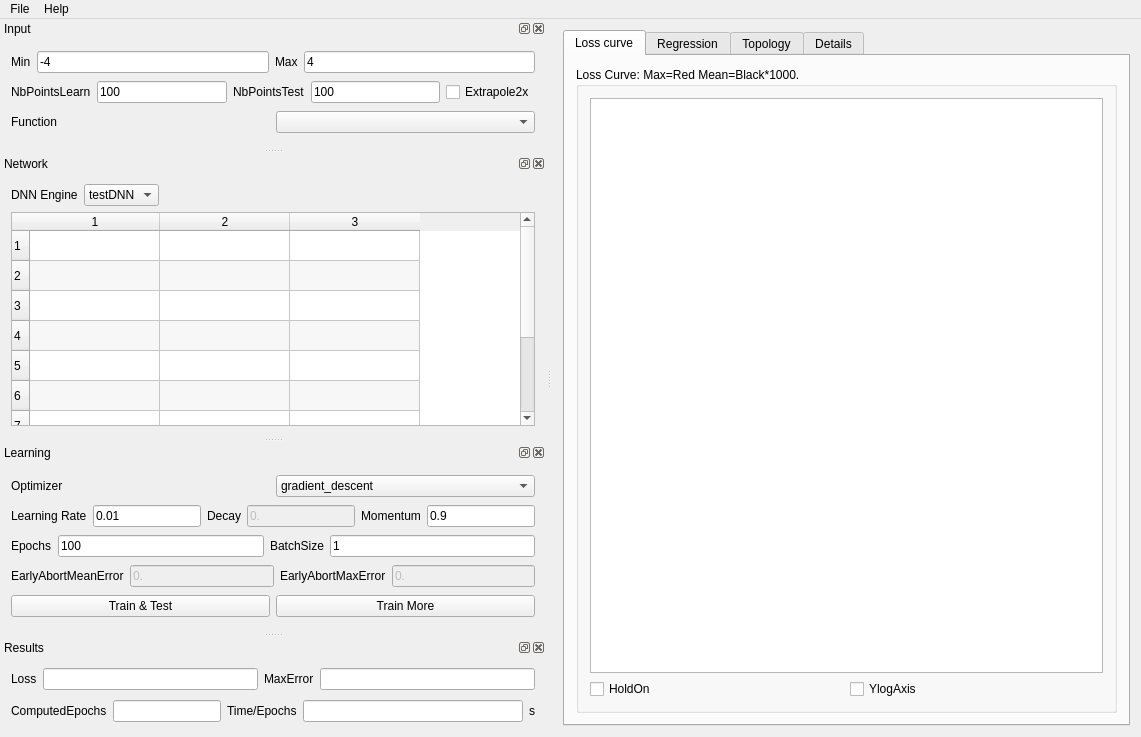
edeforas/BeeDNN, file src/DNNLab/mainwindow.ui: the form before one commit.
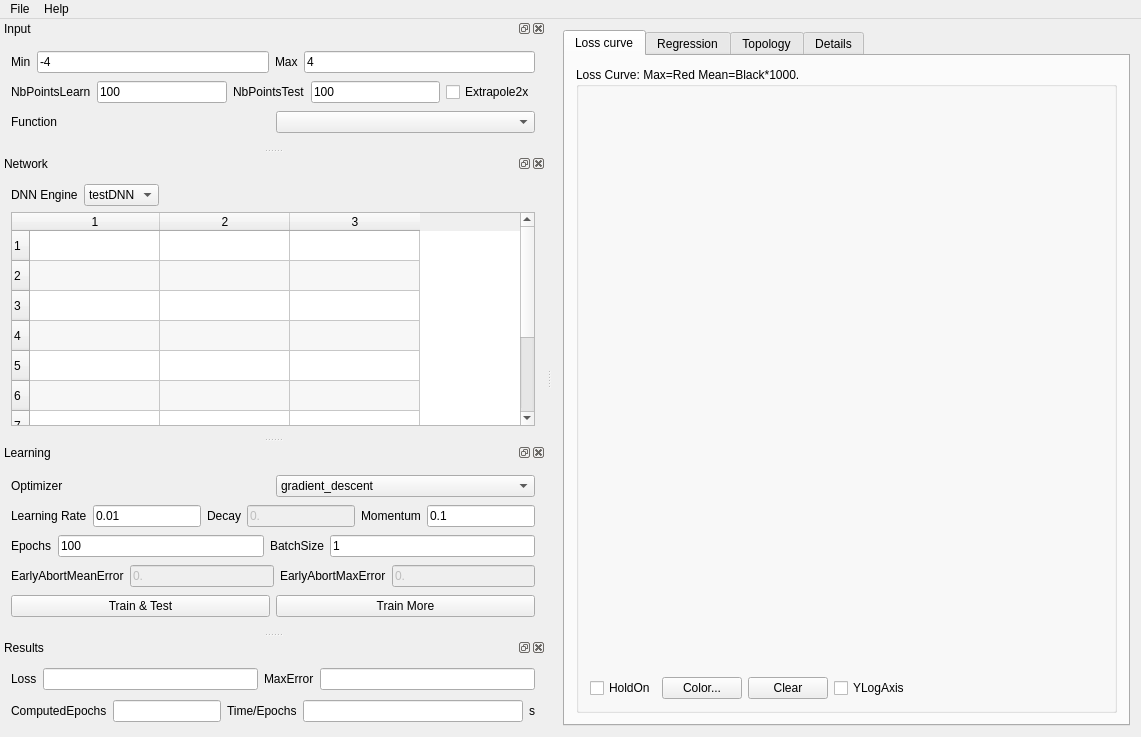
The form after the commit. The open tabs and pages were chosen to show the change.

```diff
--- a/src/DNNLab/mainwindow.ui
+++ b/src/DNNLab/mainwindow.ui
@@ -45,34 +45,72 @@
           <property name="title">
            <string>Loss Curve: Max=Red Mean=Black*1000.</string>
           </property>
-          <layout class="QGridLayout" name="gridLayout_2">
-           <item row="0" column="0" colspan="2">
-            <widget class="QGraphicsView" name="gvLearningCurve">
+          <layout class="QVBoxLayout" name="verticalLayout_2">
+           <item>
+            <layout class="QVBoxLayout" name="layoutLossCurve">
+             <item>
+              <widget class="QWidget" name="widgetToReplace" native="true">
+               <layout class="QFormLayout" name="formLayout">
+                <item row="0" column="0">
+                 <widget class="QWidget" name="widget_2" native="true">
              <property name="sizePolicy">
-              <sizepolicy hsizetype="Preferred" vsizetype="Preferred">
+                   <sizepolicy hsizetype="Maximum" vsizetype="Expanding">
                <horstretch>0</horstretch>
                <verstretch>0</verstretch>
               </sizepolicy>
              </property>
-             <property name="dragMode">
-              <enum>QGraphicsView::ScrollHandDrag</enum>
-             </property>
-            </widget>
-           </item>
-           <item row="2" column="1">
-            <widget class="QCheckBox" name="cbYLogAxis">
-             <property name="text">
-              <string>YlogAxis</string>
-             </property>
-            </widget>
-           </item>
-           <item row="2" column="0">
+                 </widget>
+                </item>
+               </layout>
+              </widget>
+             </item>
+            </layout>
+           </item>
+           <item>
+            <layout class="QHBoxLayout" name="horizontalLayout_7">
+             <item>
             <widget class="QCheckBox" name="cbHoldOn">
              <property name="text">
               <string>HoldOn</string>
              </property>
             </widget>
            </item>
+             <item>
+              <widget class="QPushButton" name="buttonColor">
+               <property name="text">
+                <string>Color...</string>
+               </property>
+              </widget>
+             </item>
+             <item>
+              <widget class="QPushButton" name="pushButton_2">
+               <property name="text">
+                <string>Clear</string>
+               </property>
+              </widget>
+             </item>
+             <item>
+              <widget class="QCheckBox" name="cbYLogAxis">
+               <property name="text">
+                <string>YLogAxis</string>
+               </property>
+              </widget>
+             </item>
+             <item>
+              <spacer name="horizontalSpacer_2">
+               <property name="orientation">
+                <enum>Qt::Horizontal</enum>
+               </property>
+               <property name="sizeHint" stdset="0">
+                <size>
+                 <width>40</width>
+                 <height>20</height>
+                </size>
+               </property>
+              </spacer>
+             </item>
+            </layout>
+           </item>
           </layout>
          </widget>
         </item>
@@ -414,7 +452,7 @@
           <bool>true</bool>
          </property>
          <property name="text">
-          <string>0.9</string>
+          <string>0.1</string>
          </property>
          <property name="readOnly">
           <bool>false</bool>
```
Left out of the diff: 18 changed lines with no effect on the pictures. Lines whose indentation alone changed are shown as unchanged.
